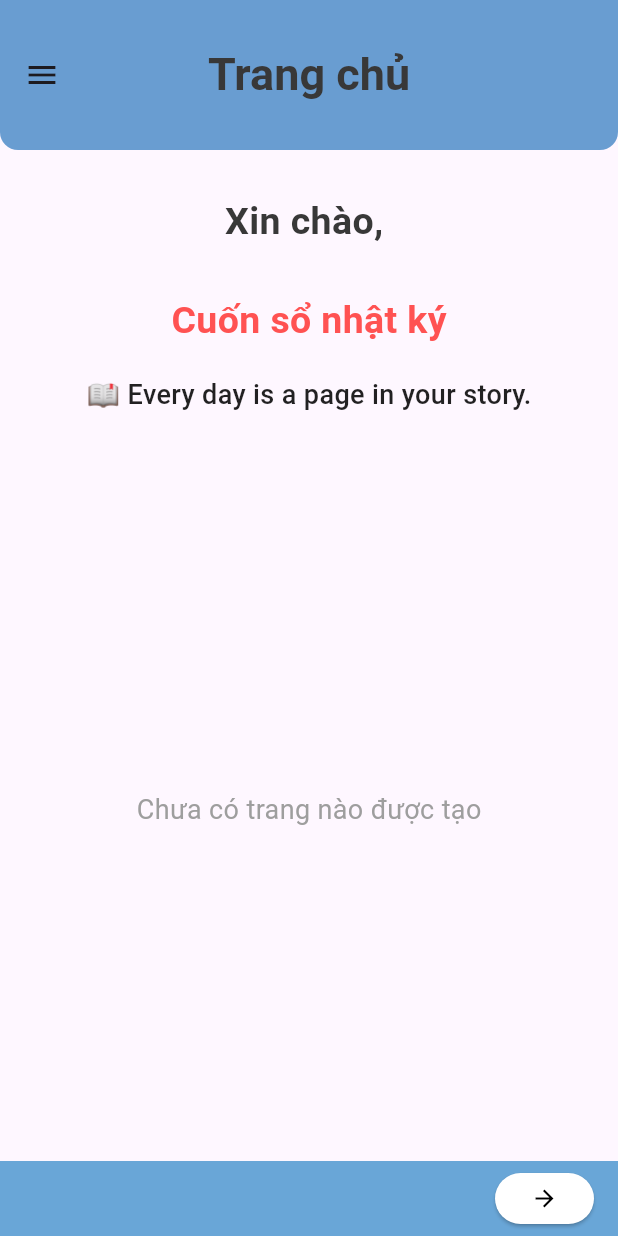
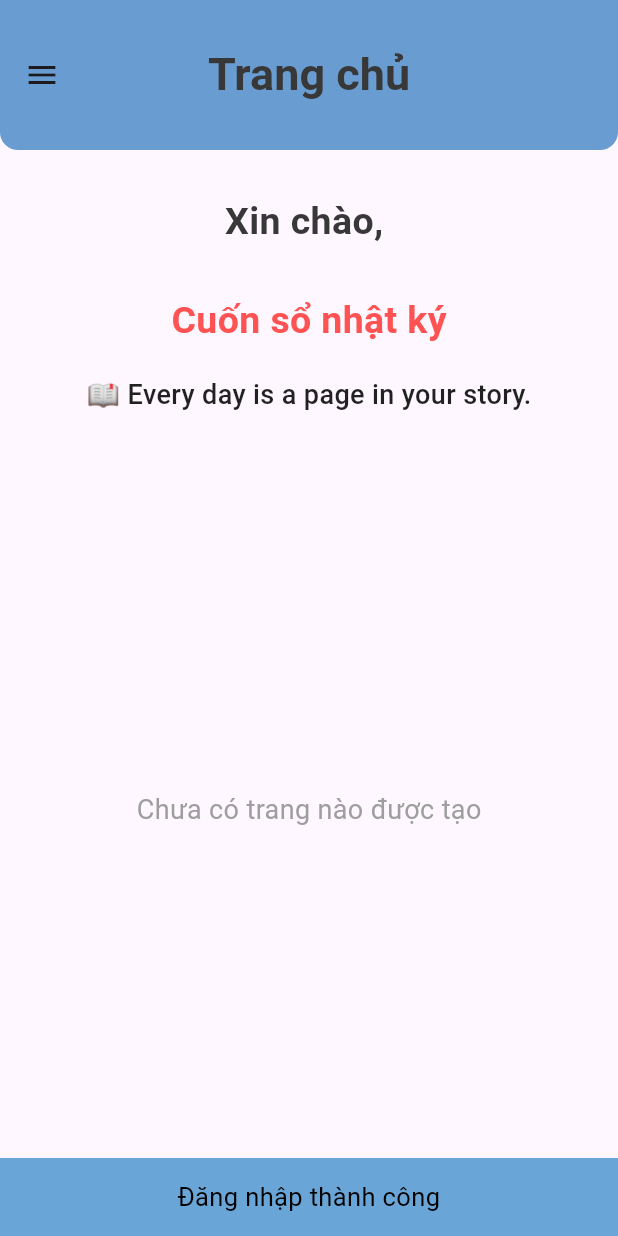
Before and after one commit to VDgit03/2025_LTTBDD_N04_Nhom_12, a Flutter app: the screen it shows after launch, after a tap on "Đã có tài khoản? Đăng nhập ngay", after a tap on "Đăng nhập", on a phone screen of 412 x 824 dp. Run offline on Flutter 3.47's test engine with Material 3 defaults, Android fonts, the phone set to English and light mode, and no system bars.

Commit message:
thêm thông báo đăng nhập thành công

```diff
--- a/lib/auth/login.dart
+++ b/lib/auth/login.dart
@@ -17,6 +17,16 @@ class _LoginState extends State<Login> {
   void login() {
     if (USController.text.trim() == savedUS &&
         PWController.text.trim() == savedPW) {
+      ScaffoldMessenger.of(context).showSnackBar(
+        SnackBar(
+          backgroundColor: Color.fromARGB(255, 105, 166, 215),
+          content: Text(
+            AppLocalizations.of(context)!.login_successful,
+            textAlign: TextAlign.center,
+            style: TextStyle(fontSize: 17, color: Colors.black),
+          ),
+        ),
+      );
       Navigator.push(
         context,
         MaterialPageRoute(builder: (context) => Homepage(username: savedUS)),
```
